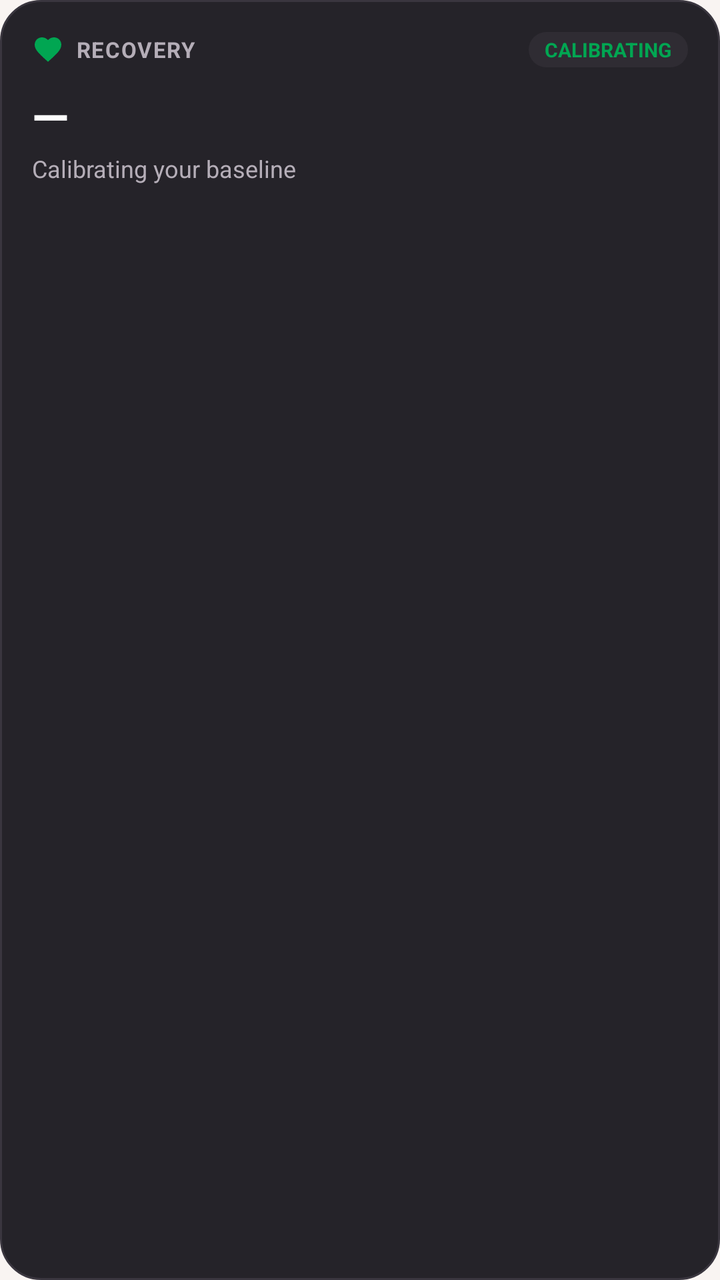
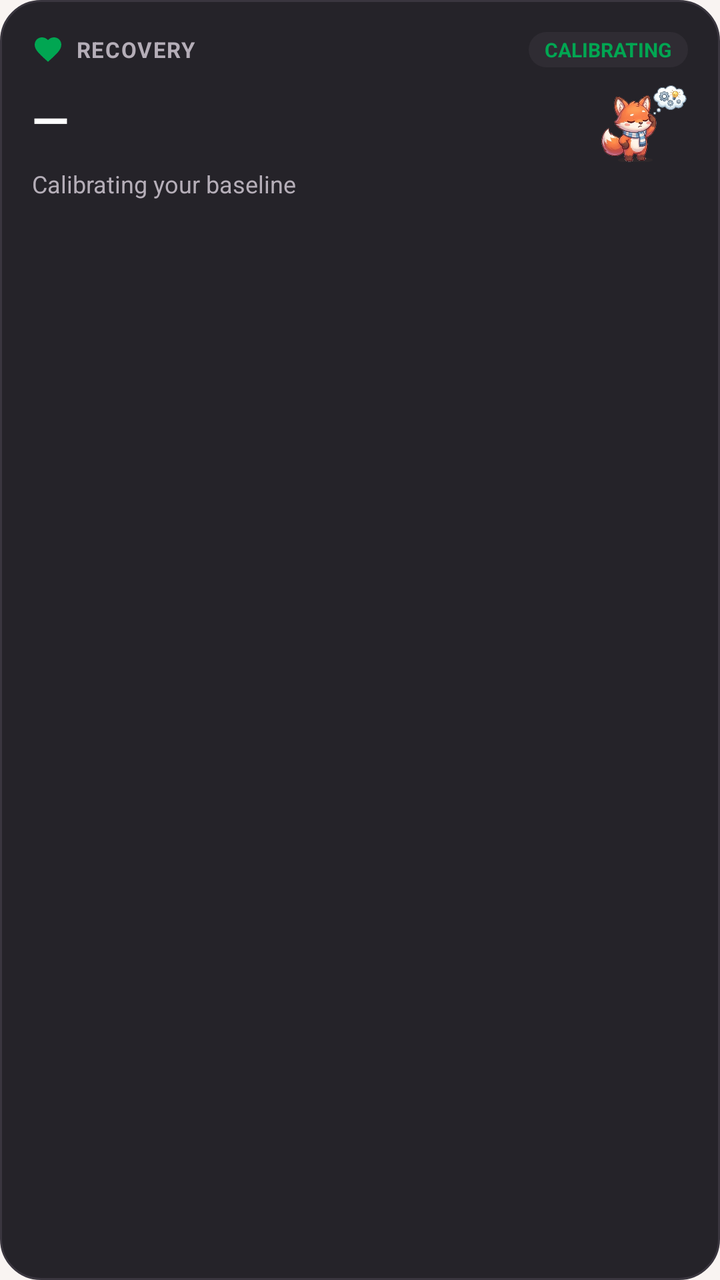

Before-and-after screenshots of an Android layout around one commit, followed by the original layout XML and the change that was made.
<!-- AndroidManifest.xml: application theme Theme.Hangry -->
<!-- res/layout/widget_recovery.xml -->
<?xml version="1.0" encoding="utf-8"?>
<LinearLayout xmlns:android="http://schemas.android.com/apk/res/android"
    android:id="@+id/widget_recovery_root"
    android:layout_width="match_parent"
    android:layout_height="match_parent"
    android:background="@drawable/bg_widget_surface"
    android:orientation="vertical"
    android:padding="16dp">

    
    <LinearLayout
        android:layout_width="match_parent"
        android:layout_height="wrap_content"
        android:gravity="center_vertical"
        android:orientation="horizontal">

        <ImageView
            android:layout_width="16dp"
            android:layout_height="16dp"
            android:src="@drawable/ic_widget_heart"
            android:contentDescription="@null" />

        <TextView
            android:layout_width="0dp"
            android:layout_height="wrap_content"
            android:layout_marginStart="6dp"
            android:layout_weight="1"
            android:text="RECOVERY"
            android:textColor="#B5AEB8"
            android:textSize="11sp"
            android:textStyle="bold"
            android:letterSpacing="0.05" />

        <TextView
            android:id="@+id/tv_recovery_badge"
            android:layout_width="wrap_content"
            android:layout_height="wrap_content"
            android:background="@drawable/bg_widget_chip"
            android:paddingHorizontal="8dp"
            android:paddingVertical="2dp"
            android:text="CALIBRATING"
            android:textColor="#01A652"
            android:textSize="10sp"
            android:textStyle="bold" />
    </LinearLayout>

    
    <TextView
        android:id="@+id/tv_recovery_score"
        android:layout_width="wrap_content"
        android:layout_height="wrap_content"
        android:layout_marginTop="8dp"
        android:text="—"
        android:textColor="#FFFFFF"
        android:textSize="24sp"
        android:textStyle="bold" />

    
    <TextView
        android:id="@+id/tv_recovery_subtitle"
        android:layout_width="wrap_content"
        android:layout_height="wrap_content"
        android:layout_marginTop="2dp"
        android:ellipsize="end"
        android:maxLines="1"
        android:text="Calibrating your baseline"
        android:textColor="#B5AEB8"
        android:textSize="12sp" />
</LinearLayout>
<!-- resources referenced by this layout -->
<resources>
  <!-- drawable bg_widget_chip (drawable) -->
  <?xml version="1.0" encoding="utf-8"?>
  <shape xmlns:android="http://schemas.android.com/apk/res/android"
      android:shape="rectangle">
      <solid android:color="#2F2C33" />
      <corners android:radius="12dp" />
  </shape>
  <!-- drawable bg_widget_surface (drawable) -->
  <?xml version="1.0" encoding="utf-8"?>
  <shape xmlns:android="http://schemas.android.com/apk/res/android"
      android:shape="rectangle">
      <solid android:color="#252329" />
      <corners android:radius="20dp" />
      <stroke
          android:width="1dp"
          android:color="#3A363F" />
  </shape>
  <!-- drawable ic_widget_heart (drawable) -->
  <vector xmlns:android="http://schemas.android.com/apk/res/android"
      android:width="24dp"
      android:height="24dp"
      android:viewportWidth="24"
      android:viewportHeight="24">
      <path
          android:fillColor="#01A652"
          android:pathData="M12,21.35l-1.45,-1.32C5.4,15.36 2,12.28 2,8.5 2,5.42 4.42,3 7.5,3c1.74,0 3.41,0.81 4.5,2.09C13.09,3.81 14.76,3 16.5,3 19.58,3 22,5.42 22,8.5c0,3.78 -3.4,6.86 -8.55,11.54L12,21.35z" />
  </vector>
  <style name="Theme.Hangry" parent="android:Theme.Material.NoActionBar">
          <item name="android:windowBackground">@color/brand_cream</item>
          <item name="android:statusBarColor">@android:color/transparent</item>
          <item name="android:navigationBarColor">@android:color/transparent</item>
          <item name="android:windowLightStatusBar">true</item>
          <item name="android:windowLightNavigationBar">true</item>
      </style>
  <color name="brand_cream">#FFF9F4F2</color>
</resources>

<!-- the commit's change to res/layout/widget_recovery.xml (unified diff, before → after) -->
@@ -45,15 +45,30 @@
     </LinearLayout>
 
     
-    <TextView
-        android:id="@+id/tv_recovery_score"
-        android:layout_width="wrap_content"
+    <LinearLayout
+        android:layout_width="match_parent"
         android:layout_height="wrap_content"
-        android:layout_marginTop="8dp"
-        android:text="—"
-        android:textColor="#FFFFFF"
-        android:textSize="24sp"
-        android:textStyle="bold" />
+        android:layout_marginTop="4dp"
+        android:gravity="center_vertical"
+        android:orientation="horizontal">
+
+        <TextView
+            android:id="@+id/tv_recovery_score"
+            android:layout_width="0dp"
+            android:layout_height="wrap_content"
+            android:layout_weight="1"
+            android:text="—"
+            android:textColor="#FFFFFF"
+            android:textSize="24sp"
+            android:textStyle="bold" />
+
+        <ImageView
+            android:id="@+id/iv_recovery_dash"
+            android:layout_width="44dp"
+            android:layout_height="44dp"
+            android:src="@drawable/dash_mood_thinking"
+            android:contentDescription="@null" />
+    </LinearLayout>
 
     
     <TextView
<!-- resource entries referenced after the edit -->
@@ -17,6 +17,7 @@
           android:width="1dp"
           android:color="#3A363F" />
   </shape>
+  <!-- drawable dash_mood_thinking: webp bitmap (drawable-nodpi, 33888 bytes) -->
   <!-- drawable ic_widget_heart (drawable) -->
   <vector xmlns:android="http://schemas.android.com/apk/res/android"
       android:width="24dp"
